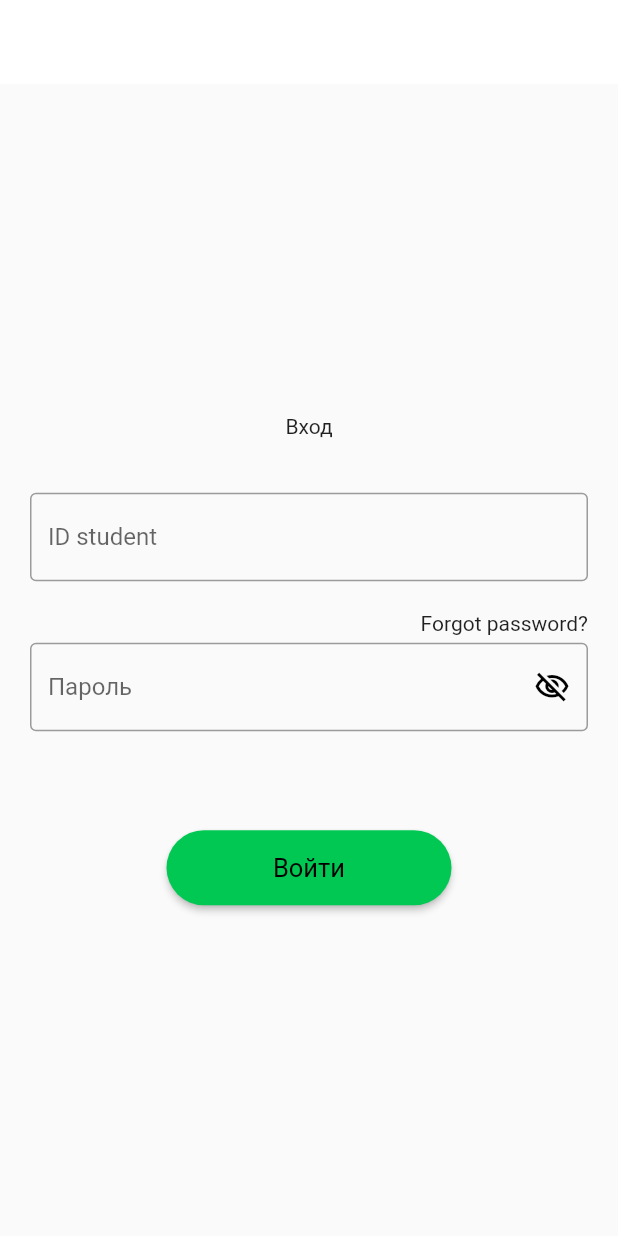
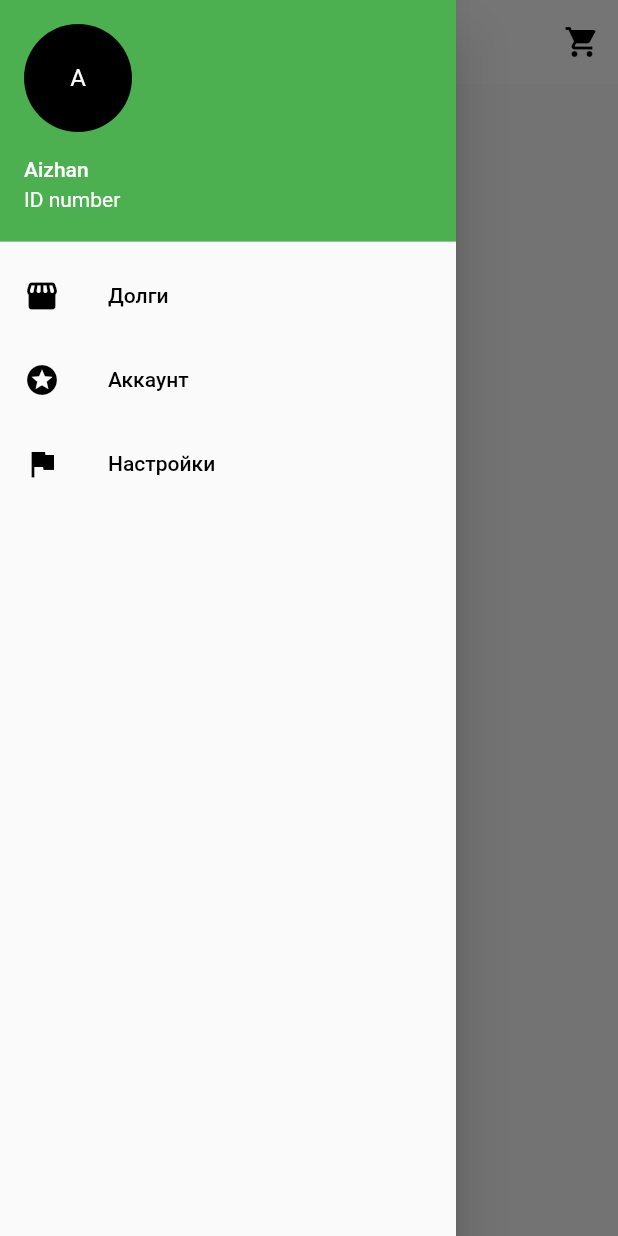
Before and after one commit to jomagsm/it_megacom_hackthon, a Flutter app: the screen it shows after launch, with the side drawer open (before the commit the screen has no drawer), on a phone screen of 412 x 824 dp. Run offline on Flutter 3.47's test engine with Material 2 defaults, Android fonts, the phone set to English and light mode, and no system bars; our stand-ins replace dio.

Commit message:
add buffet screen

```diff
--- a/lib/l10n/intl_en.arb
+++ b/lib/l10n/intl_en.arb
@@ -1,3 +1,7 @@
 {
-"title":"Demo"
+"title":"Demo",
+"forgotPassword": "Забыл пароль?",
+"password": "Пароль",
+"enterButton":"Войти",
+"idStudent": "ID студента"
 }
--- a/lib/main.dart
+++ b/lib/main.dart
@@ -1,6 +1,7 @@
 import 'package:flutter/material.dart';
 import 'package:it_megacom_hackthon/generated/l10n.dart';
 import 'package:flutter_localizations/flutter_localizations.dart';
+import 'package:it_megacom_hackthon/screens/buffet/screen.dart';
 import 'package:it_megacom_hackthon/screens/main_screen/screen.dart';
 
 void main() {
@@ -23,7 +24,7 @@ class MyApp extends StatelessWidget {
       theme: ThemeData(
         primarySwatch: Colors.blue,
       ),
-      home: AuthScreen(),
+      home: BuffetPage(),
     );
   }
 }
--- /dev/null
+++ b/lib/screens/buffet/screen.dart
@@ -0,0 +1,84 @@
+import 'package:flutter/material.dart';
+import 'package:it_megacom_hackthon/data/network/models/product_model.dart';
+
+class BuffetPage extends StatefulWidget {
+  final List<Product> productList = getAllProduct();
+  BuffetPage({Key key}) : super(key: key);
+
+  @override
+  _BuffetPageState createState() => _BuffetPageState();
+}
+
+class _BuffetPageState extends State<BuffetPage> {
+  @override
+  Widget build(BuildContext context) {
+    return Scaffold(
+      appBar: AppBar(
+          iconTheme: IconThemeData(color: Colors.black),
+          elevation: 0,
+          backgroundColor: Colors.white,
+          title: Text("Mega Buffet", style: TextStyle(color: Colors.black)),
+          centerTitle: true,
+          actions: <Widget>[
+            IconButton(
+              icon: Icon(
+                Icons.shopping_cart,
+                color: Colors.black,
+              ),
+              onPressed: () {
+                print("not. Clicked");
+              },
+            )
+          ]),
+      drawer: Drawer(
+        child: ListView(
+          children: <Widget>[
+            UserAccountsDrawerHeader(
+              decoration: BoxDecoration(
+                color: Colors.green,
+              ),
+              accountEmail: Text("ID number"),
+              accountName: Text("Aizhan"),
+              currentAccountPicture: CircleAvatar(
+                child: Text("A",
+                    style: TextStyle(
+                      color: Colors.white,
+                    )),
+                backgroundColor: Colors.black,
+              ),
+            ),
+            ListTile(
+                leading: Icon(Icons.storefront_rounded, color: Colors.black),
+                title: Text("Долги",
+                    style: TextStyle(
+                      color: Colors.black,
+                    )),
+                onTap: () {
+                  print("Долг");
+                }),
+            ListTile(
+              leading: Icon(Icons.stars, color: Colors.black),
+              title: Text("Аккаунт",
+                  style: TextStyle(
+                    color: Colors.black,
+                  )),
+              onTap: () {
+                print("Аккаунт");
+              },
+            ),
+            ListTile(
+              leading: Icon(Icons.flag, color: Colors.black),
+              title: Text("Настройки",
+                  style: TextStyle(
+                    color: Colors.black,
+                  )),
+              onTap: () {
+                print("Настройки");
+              },
+            ),
+          ],
+        ),
+      ),
+    );
+  }
+}
```
Also changed, not shown: lib/screens/main_screen/screen.dart (+26 -8 lines), lib/generated/intl/messages_en.dart, lib/generated/l10n.dart.
